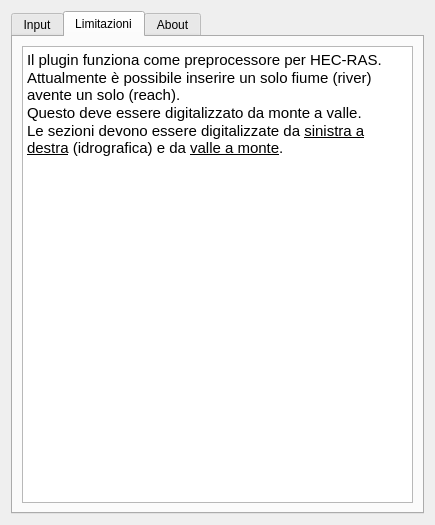
The window that qras_dialog_base.ui (pierluigiderosa/Qgis2Ras) describes before a commit, drawn with Qt 5.
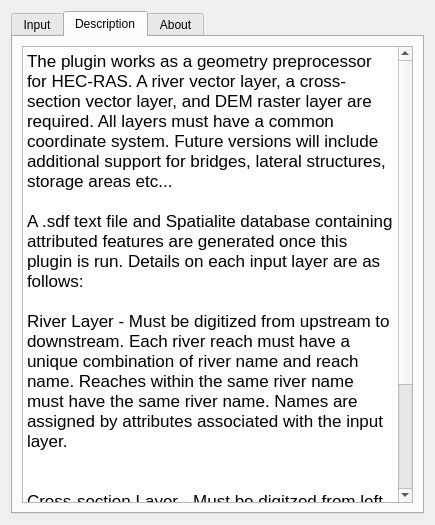
The same window after the commit. The open tabs and pages were chosen to show the change.

Commit message:
ver. 0.3 Spatialite approach
0.3 Supports multiple reaches, attributes vector layers and packages
them in a Spatialite database, adds unit support and river stationing
support

Diff of the .ui file:
```diff
--- a/qras_dialog_base.ui
+++ b/qras_dialog_base.ui
@@ -223,7 +223,7 @@
      </widget>
      <widget class="QWidget" name="tab_3">
       <attribute name="title">
-       <string>Limitazioni</string>
+       <string>Description</string>
       </attribute>
       <layout class="QVBoxLayout" name="verticalLayout_2">
        <item>
@@ -233,10 +233,17 @@
 &lt;html&gt;&lt;head&gt;&lt;meta name=&quot;qrichtext&quot; content=&quot;1&quot; /&gt;&lt;style type=&quot;text/css&quot;&gt;
 p, li { white-space: pre-wrap; }
 &lt;/style&gt;&lt;/head&gt;&lt;body style=&quot; font-family:'.Helvetica Neue DeskInterface'; font-size:13pt; font-weight:400; font-style:normal;&quot;&gt;
-&lt;p style=&quot; margin-top:0px; margin-bottom:0px; margin-left:0px; margin-right:0px; -qt-block-indent:0; text-indent:0px;&quot;&gt;&lt;span style=&quot; font-family:'Ubuntu'; font-size:11pt;&quot;&gt;Il plugin funziona come preprocessore per HEC-RAS.&lt;/span&gt;&lt;/p&gt;
-&lt;p style=&quot; margin-top:0px; margin-bottom:0px; margin-left:0px; margin-right:0px; -qt-block-indent:0; text-indent:0px;&quot;&gt;&lt;span style=&quot; font-family:'Ubuntu'; font-size:11pt;&quot;&gt;Attualmente è possibile inserire un solo fiume (river) avente un solo (reach).&lt;/span&gt;&lt;/p&gt;
-&lt;p style=&quot; margin-top:0px; margin-bottom:0px; margin-left:0px; margin-right:0px; -qt-block-indent:0; text-indent:0px;&quot;&gt;&lt;span style=&quot; font-family:'Ubuntu'; font-size:11pt;&quot;&gt;Questo deve essere digitalizzato da monte a valle.&lt;/span&gt;&lt;/p&gt;
-&lt;p style=&quot; margin-top:0px; margin-bottom:0px; margin-left:0px; margin-right:0px; -qt-block-indent:0; text-indent:0px;&quot;&gt;&lt;span style=&quot; font-family:'Ubuntu'; font-size:11pt;&quot;&gt;Le sezioni devono essere digitalizzate da &lt;/span&gt;&lt;span style=&quot; font-family:'Ubuntu'; font-size:11pt; text-decoration: underline;&quot;&gt;sinistra a destra&lt;/span&gt;&lt;span style=&quot; font-family:'Ubuntu'; font-size:11pt;&quot;&gt; (idrografica) e da &lt;/span&gt;&lt;span style=&quot; font-family:'Ubuntu'; font-size:11pt; text-decoration: underline;&quot;&gt;valle a monte&lt;/span&gt;&lt;span style=&quot; font-family:'Ubuntu'; font-size:11pt;&quot;&gt;.&lt;/span&gt;&lt;/p&gt;&lt;/body&gt;&lt;/html&gt;</string>
+&lt;p style=&quot; margin-top:0px; margin-bottom:0px; margin-left:0px; margin-right:0px; -qt-block-indent:0; text-indent:0px;&quot;&gt;&lt;span style=&quot; font-family:'.Helvetica Neue DeskInterface,serif';&quot;&gt;The plugin works as a geometry preprocessor for HEC-RAS. A river vector layer, a cross-section vector layer, and DEM raster layer are required. All layers must have a common coordinate system. Future versions will include additional support for bridges, lateral structures, storage areas etc...&lt;/span&gt; &lt;/p&gt;
+&lt;p style=&quot; margin-top:0px; margin-bottom:0px; margin-left:0px; margin-right:0px; -qt-block-indent:0; text-indent:0px;&quot;&gt;&lt;span style=&quot; font-family:'.Helvetica Neue DeskInterface,serif';&quot;&gt; &lt;/span&gt; &lt;/p&gt;
+&lt;p style=&quot; margin-top:0px; margin-bottom:0px; margin-left:0px; margin-right:0px; -qt-block-indent:0; text-indent:0px;&quot;&gt;&lt;span style=&quot; font-family:'.Helvetica Neue DeskInterface,serif';&quot;&gt;A .sdf text file and Spatialite database containing attributed features are generated once this plugin is run. Details on each input layer are as follows: &lt;/span&gt;&lt;/p&gt;
+&lt;p style=&quot; margin-top:0px; margin-bottom:0px; margin-left:0px; margin-right:0px; -qt-block-indent:0; text-indent:0px;&quot;&gt;&lt;span style=&quot; font-family:'.Helvetica Neue DeskInterface,serif';&quot;&gt; &lt;/span&gt; &lt;/p&gt;
+&lt;p style=&quot; margin-top:0px; margin-bottom:0px; margin-left:0px; margin-right:0px; -qt-block-indent:0; text-indent:0px;&quot;&gt;&lt;span style=&quot; font-family:'.Helvetica Neue DeskInterface,serif';&quot;&gt;River Layer - Must be digitized from upstream to downstream. Each river reach must have a unique combination of river name and reach name. Reaches within the same river name must have the same river name. Names are assigned by attributes associated with the input layer.&lt;/span&gt; &lt;/p&gt;
+&lt;p style=&quot; margin-top:0px; margin-bottom:0px; margin-left:0px; margin-right:0px; -qt-block-indent:0; text-indent:0px;&quot;&gt;&lt;span style=&quot; font-family:'.Helvetica Neue DeskInterface,serif';&quot;&gt; &lt;/span&gt; &lt;/p&gt;
+&lt;p style=&quot; margin-top:0px; margin-bottom:0px; margin-left:0px; margin-right:0px; -qt-block-indent:0; text-indent:0px;&quot;&gt;&lt;span style=&quot; font-family:'.Helvetica Neue DeskInterface,serif';&quot;&gt; &lt;/span&gt; &lt;/p&gt;
+&lt;p style=&quot; margin-top:0px; margin-bottom:0px; margin-left:0px; margin-right:0px; -qt-block-indent:0; text-indent:0px;&quot;&gt;&lt;span style=&quot; font-family:'.Helvetica Neue DeskInterface,serif';&quot;&gt;Cross-section Layer - Must be digitzed from left to right while looking downstream. Must intersect river layer only once.&lt;/span&gt; &lt;/p&gt;
+&lt;p style=&quot; margin-top:0px; margin-bottom:0px; margin-left:0px; margin-right:0px; -qt-block-indent:0; text-indent:0px;&quot;&gt;&lt;span style=&quot; font-family:'.Helvetica Neue DeskInterface,serif';&quot;&gt; &lt;/span&gt; &lt;/p&gt;
+&lt;p style=&quot; margin-top:0px; margin-bottom:0px; margin-left:0px; margin-right:0px; -qt-block-indent:0; text-indent:0px;&quot;&gt;&lt;span style=&quot; font-family:'.Helvetica Neue DeskInterface,serif';&quot;&gt;DEM Layer - Must cover the extent of the river and cross-section layer extents.&lt;/span&gt; &lt;/p&gt;
+&lt;p style=&quot; margin-top:12px; margin-bottom:12px; margin-left:0px; margin-right:0px; -qt-block-indent:0; text-indent:0px;&quot;&gt;  &lt;/p&gt;&lt;/body&gt;&lt;/html&gt;</string>
          </property>
         </widget>
        </item>
```
Left out of the diff: 22 changed lines with no effect on the pictures. The commit also changes 4 other files.
